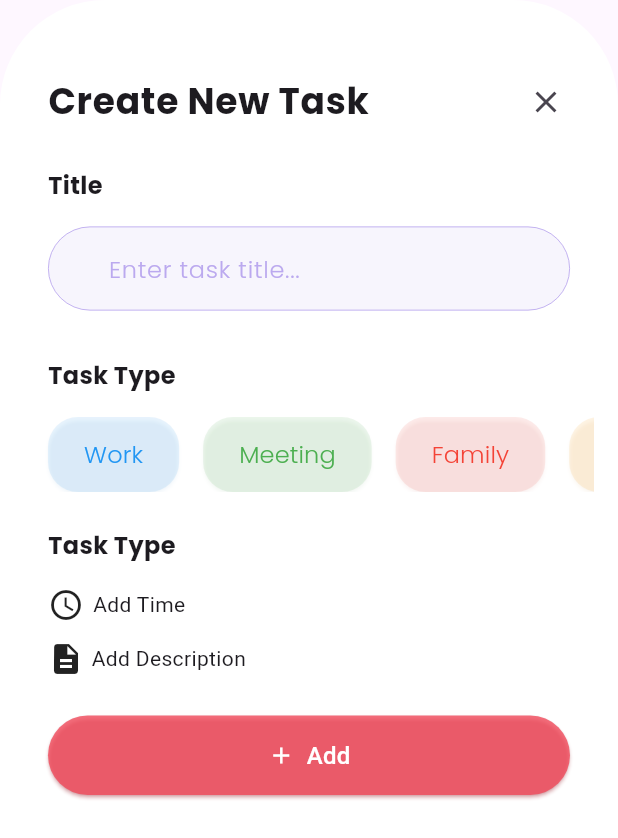
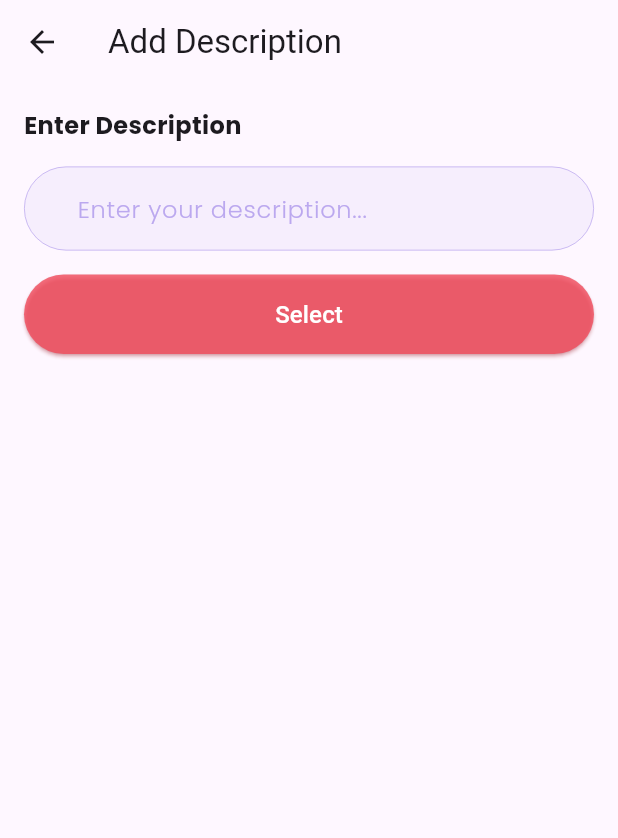
Before and after one commit to yonanda123/ToDoListAPP, a Flutter app: the AddTaskModal widget shown alone on an empty page, opened directly, after a tap on "Add Description", on a phone screen of 412 x 824 dp. Shown: the top 838 px of the screen. Run offline on Flutter 3.47's test engine with Material 3 defaults, Android fonts, the phone set to English and light mode, and no system bars; our stand-ins replace timelines; Roboto replaces fonts that are missing (PoppinsMedium).

Commit message:
Feat Add Description & Select Time

```diff
--- /dev/null
+++ b/lib/components/add_description_page.dart
@@ -0,0 +1,102 @@
+import 'package:flutter/material.dart';
+
+class AddDescriptionPage extends StatefulWidget {
+  @override
+  _AddDescriptionPageState createState() => _AddDescriptionPageState();
+}
+
+class _AddDescriptionPageState extends State<AddDescriptionPage> {
+  String description = '';
+  bool showError = false;
+
+  void validateDescription(String value) {
+    setState(() {
+      if (value.length >= 45) {
+        showError = true;
+      } else {
+        showError = false;
+        description = value;
+      }
+    });
+  }
+
+  @override
+  Widget build(BuildContext context) {
+    return Scaffold(
+      appBar: AppBar(
+        title: Text('Add Description'),
+      ),
+      body: Padding(
+        padding: const EdgeInsets.all(16.0),
+        child: Column(
+          crossAxisAlignment: CrossAxisAlignment.start,
+          children: [
+            Text(
+              'Enter Description',
+              style: TextStyle(fontFamily: 'PoppinsBold', fontSize: 16),
+            ),
+            SizedBox(height: 16),
+            TextField(
+              onChanged: (value) => validateDescription(value),
+              maxLines: null,
+              decoration: InputDecoration(
+                hintText: '    Enter your description...',
+                errorText: showError
+                    ? 'Description cannot exceed 45 characters'
+                    : null,
+                errorStyle: TextStyle(
+                  color: Colors.red,
+                  fontSize: 12,
+                ),
+                // border: OutlineInputBorder(
+                //   borderRadius: BorderRadius.circular(50),
+                //   borderSide: BorderSide(color: Color(0x80B19CEC)),
+                // ),
+                hintStyle: TextStyle(
+                    fontSize: 16.0,
+                    color: Color(0xd9B19CEC),
+                    fontFamily: 'PoppinsLight'),
+                focusedBorder: OutlineInputBorder(
+                  borderRadius: BorderRadius.circular(50),
+                  borderSide: BorderSide(color: Color(0xFFB19CEC)),
+                ),
+                enabledBorder: OutlineInputBorder(
+                  borderRadius: BorderRadius.circular(50),
+                  borderSide:
+                      const BorderSide(color: Color(0xD9B19CEC), width: 0.5),
+                ),
+                filled: true,
+                fillColor: Color(0x1AB19CEC),
+              ),
+            ),
+            SizedBox(height: 16),
+            ElevatedButton(
+              onPressed: () {
+                if (!showError && description.isNotEmpty) {
+                  Navigator.of(context).pop(description);
+                }
+              },
+              child: Text(
+                'Select',
+                style: TextStyle(
+                  fontFamily: 'PoppinsMedium',
+                  fontSize: 16,
+                  color: Colors.white,
+                ),
+              ),
+              style: ElevatedButton.styleFrom(
+                minimumSize: Size.fromHeight(40),
+                backgroundColor: Color(0xCCF14A5B),
+                shadowColor: Color(0xCCF14A5B),
+                padding: EdgeInsets.symmetric(vertical: 15),
+                shape: RoundedRectangleBorder(
+                  borderRadius: BorderRadius.circular(30),
+                ),
+              ),
+            ),
+          ],
+        ),
+      ),
+    );
+  }
+}
--- a/lib/components/add_task_modal.dart
+++ b/lib/components/add_task_modal.dart
@@ -1,6 +1,37 @@
 import 'package:flutter/material.dart';
+import 'select_time_page.dart';
+import 'add_description_page.dart';
 
-class AddTaskModal extends StatelessWidget {
+class AddTaskModal extends StatefulWidget {
+  @override
+  _AddTaskModalState createState() => _AddTaskModalState();
+}
+
+class _AddTaskModalState extends State<AddTaskModal> {
+  String description = '';
+  String title = '';
+  List<bool> isSelected = [false, false, false, false];
+  String? selectedTime;
+
+  void updateSelectedTime(String time) {
+    setState(() {
+      selectedTime = time;
+    });
+  }
+
+  bool showError = false;
+
+  void validateTitle(String value) {
+    setState(() {
+      if (value.length >= 30) {
+        showError = true;
+      } else {
+        showError = false;
+        title = value;
+      }
+    });
+  }
+
   @override
   Widget build(BuildContext context) {
     return AnimatedPadding(
@@ -8,6 +39,7 @@ class AddTaskModal extends StatelessWidget {
       padding: EdgeInsets.only(
         bottom: MediaQuery.of(context).viewInsets.bottom,
       ),
+      child: SingleChildScrollView(
         child: Container(
           decoration: BoxDecoration(
             color: Colors.white,
@@ -52,16 +84,29 @@ class AddTaskModal extends StatelessWidget {
                 padding: const EdgeInsets.only(
                     left: 32, top: 16, bottom: 32, right: 32),
                 child: TextField(
+                  maxLines: null,
+                  onChanged: (value) => validateTitle(value),
                   decoration: InputDecoration(
-                  hintText: '     Enter task title...',
+                    hintText: '   Enter task title...',
+                    errorText: showError
+                        ? 'Description cannot exceed 30 characters'
+                        : null,
+                    errorStyle: TextStyle(
+                      color: Colors.red,
+                      fontSize: 12,
+                    ),
                     hintStyle: TextStyle(
                         fontSize: 16.0,
                         color: Color(0xd9B19CEC),
                         fontFamily: 'PoppinsLight'),
+                    focusedBorder: OutlineInputBorder(
+                      borderRadius: BorderRadius.circular(50),
+                      borderSide: BorderSide(color: Color(0xFFB19CEC)),
+                    ),
                     enabledBorder: OutlineInputBorder(
                       borderRadius: BorderRadius.circular(50),
-                    borderSide:
-                        const BorderSide(color: Color(0xFFB19CEC), width: 0.5),
+                      borderSide: const BorderSide(
+                          color: Color(0xd9B19CEC), width: 0.5),
                     ),
                     filled: true,
                     fillColor: Color(0x1AB19CEC),
@@ -87,21 +132,53 @@ class AddTaskModal extends StatelessWidget {
                         title: 'Work',
                         color: Colors.blue.withOpacity(0.1),
                         fontColor: Colors.blue,
+                        isSelected: isSelected[0],
+                        onTap: () {
+                          setState(() {
+                            for (int i = 0; i < isSelected.length; i++) {
+                              isSelected[i] = i == 0;
+                            }
+                          });
+                        },
                       ),
                       TaskTypeButton(
                         title: 'Meeting',
                         color: Colors.green.withOpacity(0.1),
                         fontColor: Colors.green,
+                        isSelected: isSelected[1],
+                        onTap: () {
+                          setState(() {
+                            for (int i = 0; i < isSelected.length; i++) {
+                              isSelected[i] = i == 1;
+                            }
+                          });
+                        },
                       ),
                       TaskTypeButton(
                         title: 'Family',
                         color: Colors.red.withOpacity(0.1),
                         fontColor: Colors.red,
+                        isSelected: isSelected[2],
+                        onTap: () {
+                          setState(() {
+                            for (int i = 0; i < isSelected.length; i++) {
+                              isSelected[i] = i == 2;
+                            }
+                          });
+                        },
                       ),
                       TaskTypeButton(
                         title: 'Me',
                         color: Colors.orange.withOpacity(0.1),
                         fontColor: Colors.orange,
+                        isSelected: isSelected[3],
+                        onTap: () {
+                          setState(() {
+                            for (int i = 0; i < isSelected.length; i++) {
+                              isSelected[i] = i == 3;
+                            }
+                          });
+                        },
                       ),
                     ],
                   ),
@@ -110,32 +187,61 @@ class AddTaskModal extends StatelessWidget {
               Padding(
                 padding: EdgeInsets.only(left: 32, bottom: 16),
                 child: Text(
-                'Task Type',
+                  'Total Detail',
                   style: TextStyle(fontFamily: 'PoppinsBold', fontSize: 16),
                 ),
               ),
               Padding(
                 padding: const EdgeInsets.only(left: 32, bottom: 6),
                 child: GestureDetector(
-                onTap: () {},
+                  onTap: () async {
+                    final result = await Navigator.of(context).push(
+                      _createRoute(),
+                    );
+                    if (result != null) {
+                      updateSelectedTime(result);
+                    }
+                  },
                   child: Row(
                     children: [
                       Icon(Icons.access_time),
                       SizedBox(width: 6),
-                    Text('Add Time'),
+                      Text(
+                        selectedTime ?? 'Add Time',
+                        style: TextStyle(
+                          fontFamily: 'PoppinsMedium',
+                          fontSize: 16,
+                        ),
+                        overflow: TextOverflow.visible,
+                      ),
                     ],
                   ),
                 ),
               ),
               Padding(
-              padding: const EdgeInsets.only(left: 32, top: 6),
+                padding: const EdgeInsets.only(left: 32, top: 6, right: 32),
                 child: GestureDetector(
-                onTap: () {},
+                  onTap: () async {
+                    final result = await Navigator.of(context)
+                        .push(_createDescriptionRoute());
+                    if (result != null) {
+                      setState(() {
+                        description = result;
+                      });
+                    }
+                  },
                   child: Row(
                     children: [
                       Icon(Icons.description),
                       SizedBox(width: 5),
-                    Text('Add Description'),
+                      Expanded(
+                        child: Text(
+                          description.isNotEmpty
+                              ? description
+                              : 'Add Description',
+                          overflow: TextOverflow.visible,
+                        ),
+                      ),
                     ],
                   ),
                 ),
@@ -169,6 +275,7 @@ class AddTaskModal extends StatelessWidget {
             ],
           ),
         ),
+      ),
     );
   }
 }
@@ -177,34 +284,62 @@ class TaskTypeButton extends StatelessWidget {
   final String title;
   final Color color;
   final Color fontColor;
+  final bool isSelected;
+  final VoidCallback onTap;
 
   const TaskTypeButton({
     required this.title,
     required this.color,
     required this.fontColor,
+    required this.isSelected,
+    required this.onTap,
   });
 
   @override
   Widget build(BuildContext context) {
     return Padding(
       padding: const EdgeInsets.symmetric(horizontal: 8.0),
-      child: ElevatedButton(
-        onPressed: () {},
-        style: ElevatedButton.styleFrom(
-          backgroundColor: color,
-          shadowColor: color,
-          shape: RoundedRectangleBorder(
+      child: GestureDetector(
+        onTap: onTap,
+        child: Container(
+          decoration: BoxDecoration(
+            color: isSelected ? fontColor.withOpacity(0.3) : color,
             borderRadius: BorderRadius.circular(20),
+            border: isSelected ? Border.all(color: fontColor, width: 2) : null,
           ),
-        ),
+          padding: EdgeInsets.symmetric(horizontal: 16, vertical: 8),
+          child: Center(
             child: Text(
               title,
               style: TextStyle(
-              fontFamily: 'PoppinsLight', fontSize: 16, color: fontColor),
+                fontFamily: 'PoppinsLight',
+                fontSize: 16,
+                color: isSelected ? Colors.white : fontColor,
+              ),
+            ),
+          ),
         ),
       ),
     );
   }
+}
+
+Route _createRoute() {
+  return PageRouteBuilder(
+    pageBuilder: (context, animation, secondaryAnimation) => SelectTimePage(),
+    transitionsBuilder: (context, animation, secondaryAnimation, child) {
+      const begin = Offset(1.0, 0.0);
+      const end = Offset.zero;
+      const curve = Curves.easeInOut;
+
+      var tween = Tween(begin: begin, end: end).chain(CurveTween(curve: curve));
+
+      return SlideTransition(
+        position: animation.drive(tween),
+        child: child,
+      );
+    },
+  );
 }
 
 void showCustomModalBottomSheet(BuildContext context) {
@@ -220,3 +355,22 @@ void showCustomModalBottomSheet(BuildContext context) {
     builder: (context) => AddTaskModal(),
   );
 }
+
+Route _createDescriptionRoute() {
+  return PageRouteBuilder(
+    pageBuilder: (context, animation, secondaryAnimation) =>
+        AddDescriptionPage(),
+    transitionsBuilder: (context, animation, secondaryAnimation, child) {
+      const begin = Offset(1.0, 0.0);
+      const end = Offset.zero;
+      const curve = Curves.easeInOut;
+
+      var tween = Tween(begin: begin, end: end).chain(CurveTween(curve: curve));
+
+      return SlideTransition(
+        position: animation.drive(tween),
+        child: child,
+      );
+    },
+  );
+}
--- a/lib/pages/dashboard.dart
+++ b/lib/pages/dashboard.dart
@@ -328,7 +328,8 @@ _OrderInfo _data(int id) => _OrderInfo(
         _DeliveryProcess(
           'Package Process',
           messages: [
-            _DeliveryMessage('8:30am', 'Package received by driver '),
+            _DeliveryMessage(
+                '8:30am', 'Package received by driver driver driver 1245'),
             _DeliveryMessage('11:30am', 'Reached halfway mark'),
           ],
         ),
--- a/pubspec.yaml
+++ b/pubspec.yaml
@@ -31,6 +31,7 @@ dependencies:
   flutter:
     sdk: flutter
   timelines: ^0.1.0
+  intl: ^0.19.0
 
   # The following adds the Cupertino Icons font to your application.
   # Use with the CupertinoIcons class for iOS style icons.
```
Also changed, not shown: lib/components/select_time_page.dart (added, +193 -0 lines), pubspec.lock. Lines whose indentation alone changed are shown as unchanged.
